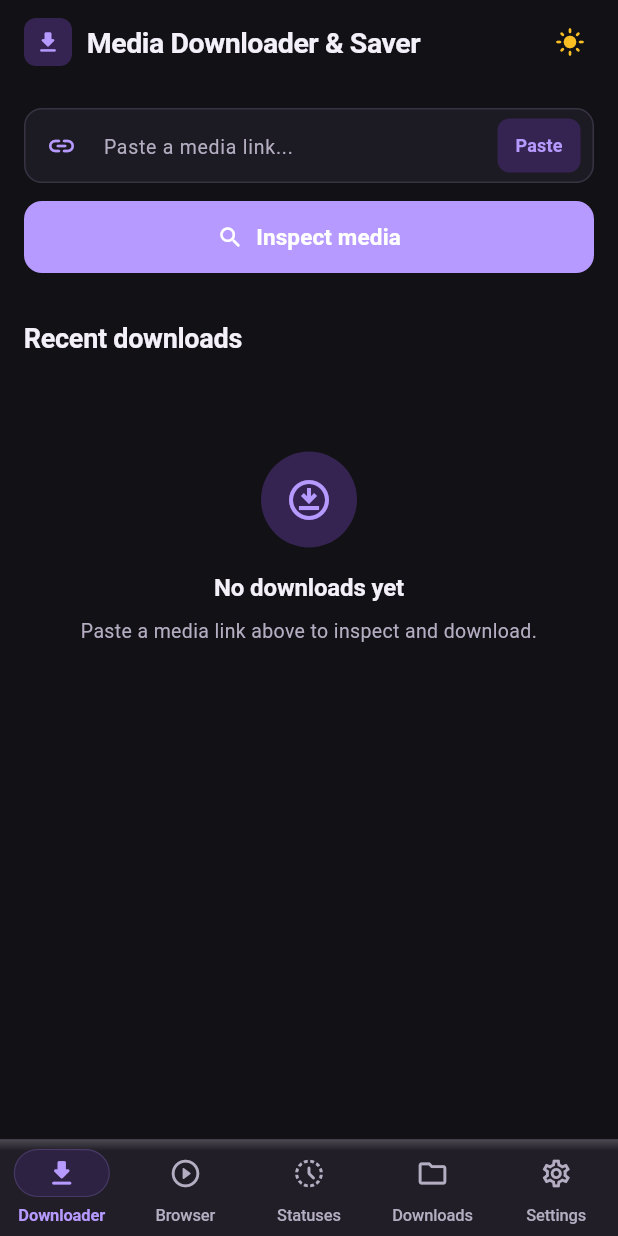
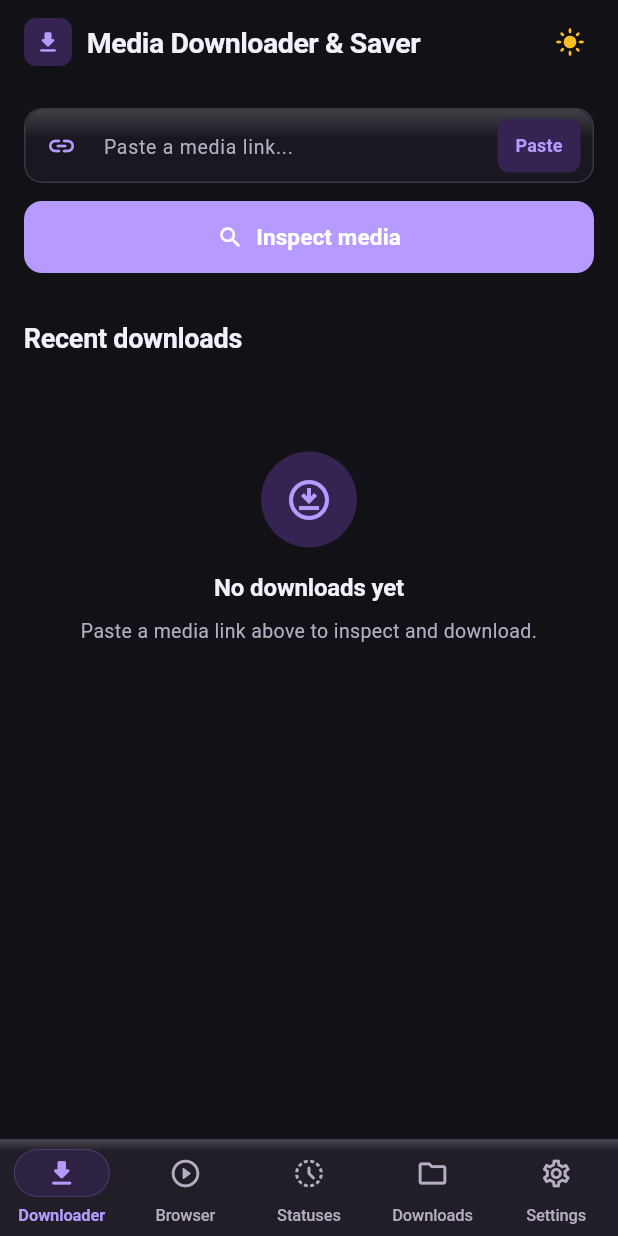
Before and after one commit to kachakaran6/videodownloader, a Flutter app: the screen it shows after launch, on a phone screen of 412 x 824 dp. Run offline on Flutter 3.47's test engine with Material 3 defaults, Android fonts, the phone set to English and light mode, and no system bars; our stand-ins replace cached_network_image, flutter_animate, flutter_riverpod, open_filex, share_plus, shared_preferences and 2 more; missing offline and left inert: youtube_explode_dart.

Commit message:
feat(downloader): apply Liquid Glass surface to URL input and recent downloads

```diff
--- a/lib/features/inspect/presentation/home_screen.dart
+++ b/lib/features/inspect/presentation/home_screen.dart
@@ -28,11 +28,13 @@ import '../../../core/theme/app_radii.dart';
 import '../../../core/theme/app_spacing.dart';
 import '../../../core/theme/app_typography.dart';
 import '../../../core/widgets/app_button.dart';
-import '../../../core/widgets/app_card.dart';
 import '../../../core/widgets/app_empty_state.dart';
 import '../../../core/widgets/app_section_header.dart';
 import '../../../core/widgets/app_bottom_nav_bar.dart';
 import '../../../core/widgets/app_icon_button.dart';
+import '../../../core/theme/liquid_glass_tokens.dart';
+import '../../../core/widgets/liquid_glass_surface.dart';
+import '../../../core/widgets/liquid_glass_card.dart';
 
 class HomeScreen extends ConsumerStatefulWidget {
   const HomeScreen({super.key});
@@ -438,15 +440,11 @@ class _HomeScreenState extends ConsumerState<HomeScreen> {
       padding: const EdgeInsets.fromLTRB(16, 16, 16, 100),
       children: [
         // ─── URL Input Field ───────────────────────────────────────────────
-        Container(
-          decoration: BoxDecoration(
-            color: AppColors.surface(context),
+        LiquidGlassSurface(
           borderRadius: AppRadii.r12,
-            border: Border.all(
-              color: hasError ? AppColors.error : AppColors.border(context),
-              width: 1,
-            ),
-          ),
+          blurSigma: LiquidGlassTokens.blurStandard,
+          surfaceColor: LiquidGlassTokens.surface(context),
+          borderColor: hasError ? AppColors.error : LiquidGlassTokens.border(context),
           child: TextField(
             controller: _urlController,
             focusNode: _focusNode,
@@ -559,16 +557,21 @@ class _HomeScreenState extends ConsumerState<HomeScreen> {
             description: 'Paste a media link above to inspect and download.',
           )
         else
-          ...recentDownloads.asMap().entries.map((entry) {
+          LiquidGlassCard(
+            padding: const EdgeInsets.symmetric(horizontal: 14, vertical: 4),
+            child: Column(
+              children: recentDownloads.asMap().entries.map((entry) {
                 final i = entry.key;
                 final item = entry.value;
                 return Column(
                   children: [
-                if (i > 0) Divider(height: 1, thickness: 1, color: AppColors.border(context)),
+                    if (i > 0) Divider(height: 1, thickness: 1, color: LiquidGlassTokens.border(context)),
                     _buildSimpleHistoryTile(context, item),
                   ],
                 );
-          }),
+              }).toList(),
+            ),
+          ),
       ],
     );
   }
@@ -580,7 +583,7 @@ class _HomeScreenState extends ConsumerState<HomeScreen> {
     final percentInt = (progressFraction * 100).clamp(0, 100).toInt();
     final speed = Formatters.formatSpeed(progress?.speedBytesPerSecond ?? 0);
 
-    return AppCard(
+    return LiquidGlassCard(
       padding: const EdgeInsets.all(16),
       onTap: () {
         Navigator.of(context).push(
@@ -612,7 +615,7 @@ class _HomeScreenState extends ConsumerState<HomeScreen> {
                         ),
                 ),
               ),
-              AppSpacing.gapMd,
+              const SizedBox(width: 12),
               Expanded(
                 child: Column(
                   crossAxisAlignment: CrossAxisAlignment.start,
```
Lines whose indentation alone changed are shown as unchanged.
